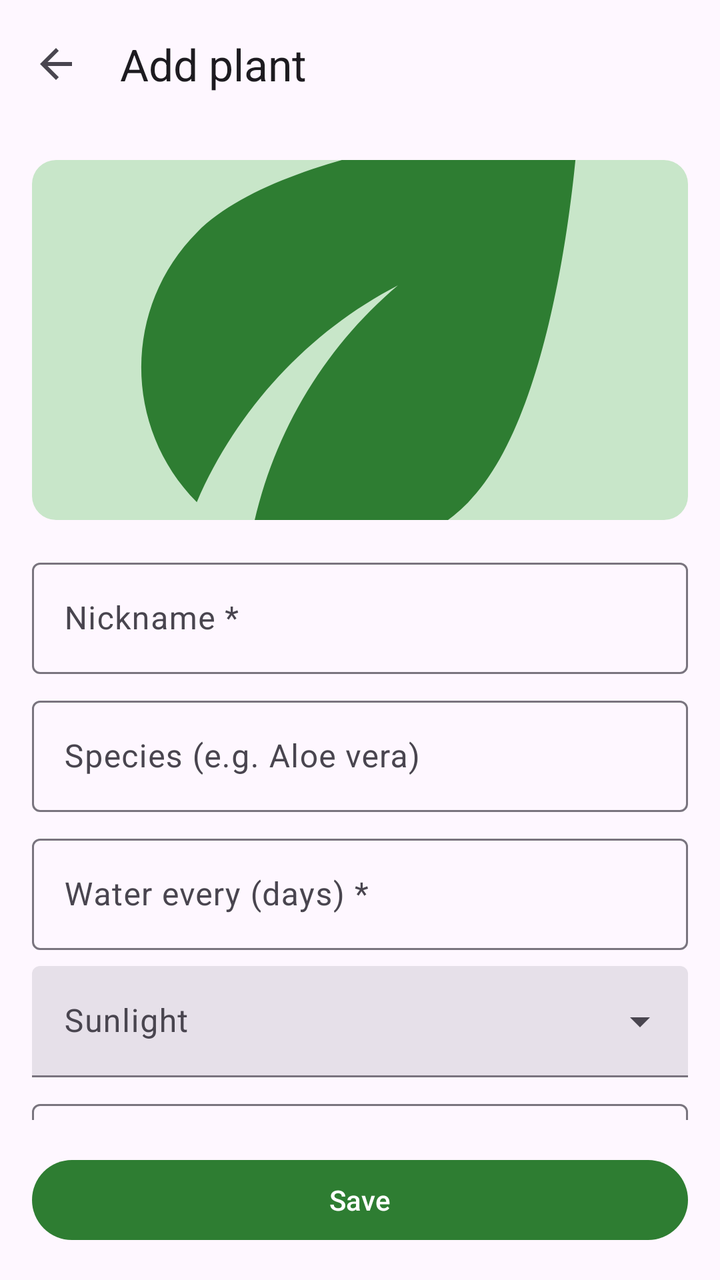
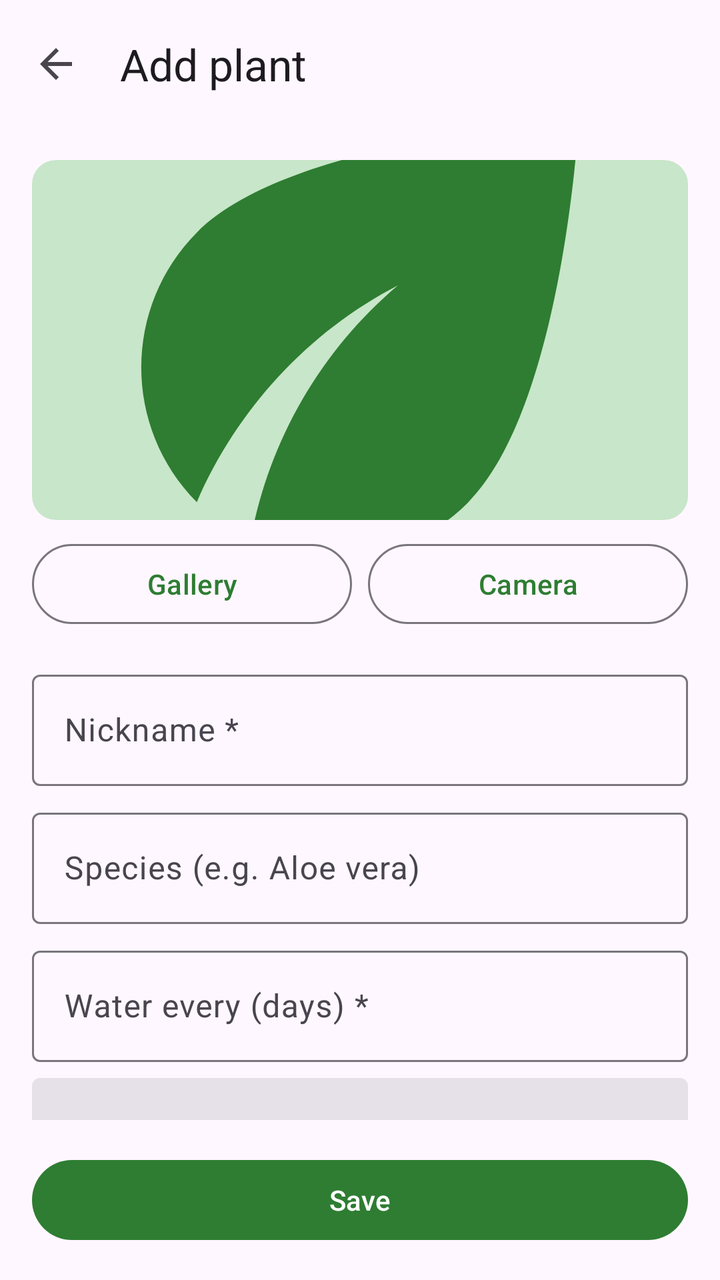

Compare the two renders of this Android layout. The source of the first and the diff that turns it into the second are given below.
<!-- AndroidManifest.xml: application theme Theme.WaterWise -->
<!-- res/layout/activity_add_edit_plant.xml -->
<?xml version="1.0" encoding="utf-8"?>
<LinearLayout xmlns:android="http://schemas.android.com/apk/res/android"
    xmlns:app="http://schemas.android.com/apk/res-auto"
    android:id="@+id/main_root"
    android:layout_width="match_parent"
    android:layout_height="match_parent"
    android:orientation="vertical">

    <com.google.android.material.appbar.MaterialToolbar
        android:id="@+id/toolbar"
        android:layout_width="match_parent"
        android:layout_height="?attr/actionBarSize"
        app:navigationIcon="?attr/homeAsUpIndicator"
        app:title="@string/add_plant" />

    <androidx.core.widget.NestedScrollView
        android:layout_width="match_parent"
        android:layout_height="0dp"
        android:layout_weight="1">

        <LinearLayout
            android:layout_width="match_parent"
            android:layout_height="wrap_content"
            android:orientation="vertical"
            android:padding="16dp">

            
            <com.google.android.material.imageview.ShapeableImageView
                android:id="@+id/image"
                android:layout_width="match_parent"
                android:layout_height="180dp"
                android:background="?attr/colorPrimaryContainer"
                android:contentDescription="@null"
                android:scaleType="centerCrop"
                android:src="@drawable/ic_plant_placeholder"
                app:shapeAppearanceOverlay="@style/ShapeAppearance.WaterWise.Rounded" />

            <LinearLayout
                android:id="@+id/photo_buttons"
                android:visibility="gone"
                android:layout_width="match_parent"
                android:layout_height="wrap_content"
                android:layout_marginTop="8dp"
                android:orientation="horizontal">

                <Button
                    android:id="@+id/button_gallery"
                    style="?attr/materialButtonOutlinedStyle"
                    android:layout_width="0dp"
                    android:layout_height="wrap_content"
                    android:layout_marginEnd="4dp"
                    android:layout_weight="1"
                    android:text="@string/photo_gallery" />

                <Button
                    android:id="@+id/button_camera"
                    style="?attr/materialButtonOutlinedStyle"
                    android:layout_width="0dp"
                    android:layout_height="wrap_content"
                    android:layout_marginStart="4dp"
                    android:layout_weight="1"
                    android:text="@string/photo_camera" />
            </LinearLayout>

            <com.google.android.material.textfield.TextInputLayout
                android:id="@+id/layout_nickname"
                android:layout_width="match_parent"
                android:layout_height="wrap_content"
                android:layout_marginTop="16dp"
                android:hint="@string/hint_nickname">

                <com.google.android.material.textfield.TextInputEditText
                    android:id="@+id/input_nickname"
                    android:layout_width="match_parent"
                    android:layout_height="wrap_content"
                    android:inputType="textCapSentences" />
            </com.google.android.material.textfield.TextInputLayout>

            <com.google.android.material.textfield.TextInputLayout
                android:id="@+id/layout_species"
                android:layout_width="match_parent"
                android:layout_height="wrap_content"
                android:layout_marginTop="8dp"
                android:hint="@string/hint_species">

                <com.google.android.material.textfield.TextInputEditText
                    android:id="@+id/input_species"
                    android:layout_width="match_parent"
                    android:layout_height="wrap_content"
                    android:inputType="textCapWords" />
            </com.google.android.material.textfield.TextInputLayout>

            <com.google.android.material.textfield.TextInputLayout
                android:id="@+id/layout_interval"
                android:layout_width="match_parent"
                android:layout_height="wrap_content"
                android:layout_marginTop="8dp"
                android:hint="@string/hint_interval">

                <com.google.android.material.textfield.TextInputEditText
                    android:id="@+id/input_interval"
                    android:layout_width="match_parent"
                    android:layout_height="wrap_content"
                    android:inputType="number"
                    android:maxLength="2" />
            </com.google.android.material.textfield.TextInputLayout>

            
            <com.google.android.material.textfield.TextInputLayout
                style="?attr/textInputFilledExposedDropdownMenuStyle"
                android:layout_width="match_parent"
                android:layout_height="wrap_content"
                android:layout_marginTop="8dp"
                android:hint="@string/hint_sunlight">

                <com.google.android.material.textfield.MaterialAutoCompleteTextView
                    android:id="@+id/input_sunlight"
                    android:layout_width="match_parent"
                    android:layout_height="wrap_content"
                    android:inputType="none"
                    app:simpleItems="@array/sunlight_options" />
            </com.google.android.material.textfield.TextInputLayout>

            <com.google.android.material.textfield.TextInputLayout
                android:layout_width="match_parent"
                android:layout_height="wrap_content"
                android:layout_marginTop="8dp"
                android:hint="@string/hint_last_watered">

                
                <com.google.android.material.textfield.TextInputEditText
                    android:id="@+id/input_last_watered"
                    android:layout_width="match_parent"
                    android:layout_height="wrap_content"
                    android:cursorVisible="false"
                    android:focusable="false"
                    android:inputType="none" />
            </com.google.android.material.textfield.TextInputLayout>

            <com.google.android.material.materialswitch.MaterialSwitch
                android:id="@+id/switch_outdoor"
                android:layout_width="match_parent"
                android:layout_height="wrap_content"
                android:layout_marginTop="8dp"
                android:text="@string/outdoor_switch" />

            <com.google.android.material.textfield.TextInputLayout
                android:layout_width="match_parent"
                android:layout_height="wrap_content"
                android:layout_marginTop="8dp"
                android:hint="@string/hint_notes">

                <com.google.android.material.textfield.TextInputEditText
                    android:id="@+id/input_notes"
                    android:layout_width="match_parent"
                    android:layout_height="wrap_content"
                    android:gravity="top"
                    android:inputType="textMultiLine|textCapSentences"
                    android:minLines="2" />
            </com.google.android.material.textfield.TextInputLayout>
        </LinearLayout>
    </androidx.core.widget.NestedScrollView>

    <Button
        android:id="@+id/button_save"
        android:layout_width="match_parent"
        android:layout_height="wrap_content"
        android:layout_margin="16dp"
        android:text="@string/save" />

</LinearLayout>
<!-- resources referenced by this layout -->
<resources>
  <string-array name="sunlight_options">
          <item>Full sun</item>
          <item>Part sun</item>
          <item>Part shade</item>
          <item>Full shade</item>
      </string-array>
  <!-- drawable ic_plant_placeholder (drawable) -->
  <vector xmlns:android="http://schemas.android.com/apk/res/android"
      android:width="48dp"
      android:height="48dp"
      android:viewportWidth="24"
      android:viewportHeight="24">
      <path
          android:fillColor="@color/green_700"
          android:pathData="M6.05,8.05c-2.73,2.73 -2.73,7.15 -0.02,9.88c1.47,-3.4 4.09,-6.24 7.36,-7.93c-2.77,2.34 -4.71,5.61 -5.39,9.32c2.6,1.23 5.8,0.78 7.95,-1.37C19.43,14.47 20,4 20,4S9.53,4.57 6.05,8.05z" />
  </vector>
  <string name="add_plant">Add plant</string>
  <string name="hint_interval">Water every (days) *</string>
  <string name="hint_last_watered">Last watered</string>
  <string name="hint_nickname">Nickname *</string>
  <string name="hint_notes">Notes</string>
  <string name="hint_species">Species (e.g. Aloe vera)</string>
  <string name="hint_sunlight">Sunlight</string>
  <string name="outdoor_switch">Outdoor plant (adjusted to the weather)</string>
  <string name="photo_camera">Camera</string>
  <string name="photo_gallery">Gallery</string>
  <string name="save">Save</string>
  <style name="ShapeAppearance.WaterWise.Rounded" parent="">
          <item name="cornerFamily">rounded</item>
          <item name="cornerSize">12dp</item>
      </style>
  <style name="Theme.WaterWise" parent="Theme.Material3.DayNight.NoActionBar">
          <item name="colorPrimary">@color/green_700</item>
          <item name="colorOnPrimary">@android:color/white</item>
          <item name="colorPrimaryContainer">@color/green_100</item>
          <item name="colorOnPrimaryContainer">@color/green_900</item>
          <item name="colorSecondary">@color/blue_600</item>
          <item name="colorOnSecondary">@android:color/white</item>
          <item name="colorSecondaryContainer">@color/blue_100</item>
      </style>
  <color name="green_700">#2E7D32</color>
  <color name="green_100">#C8E6C9</color>
  <color name="green_900">#1B5E20</color>
  <color name="blue_600">#0288D1</color>
  <color name="blue_100">#B3E5FC</color>
</resources>

<!-- the commit's change to res/layout/activity_add_edit_plant.xml (unified diff, before → after) -->
@@ -37,7 +37,6 @@
 
             <LinearLayout
                 android:id="@+id/photo_buttons"
-                android:visibility="gone"
                 android:layout_width="match_parent"
                 android:layout_height="wrap_content"
                 android:layout_marginTop="8dp"
